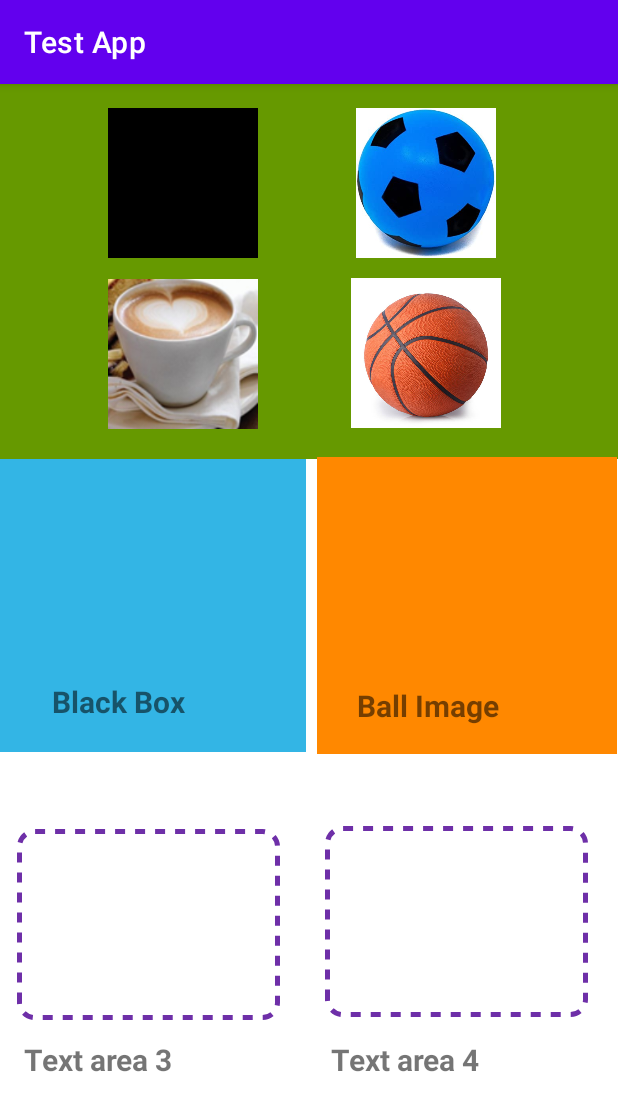
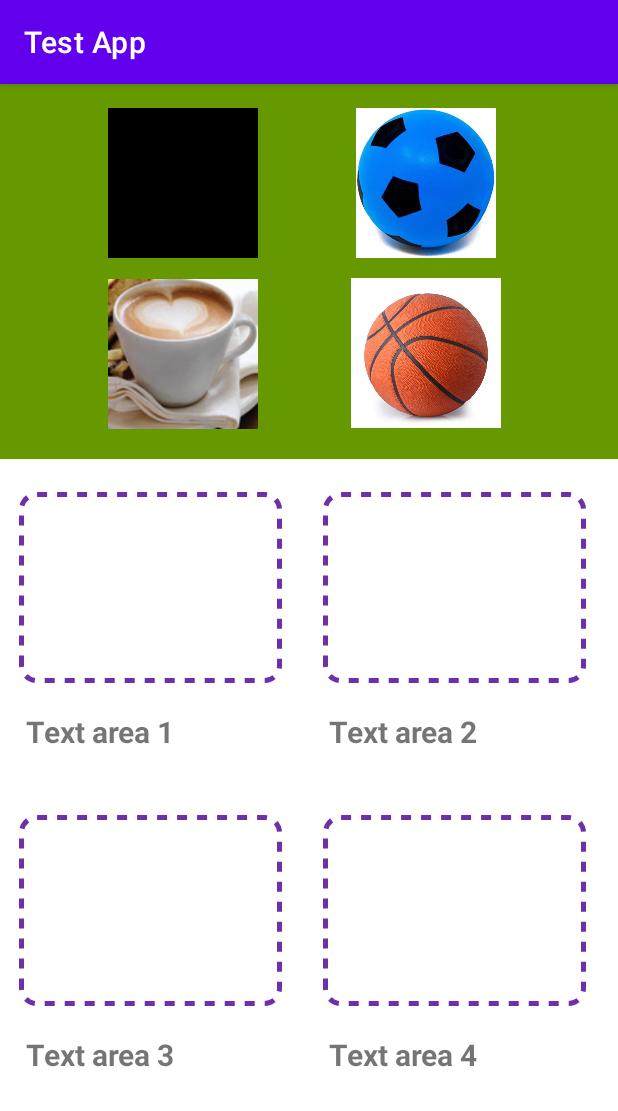
Before and after one commit to fabioqueiroz/kotlin-tutorial, an Android app: the DragAndDropFragment screen opened through its navigation route, on a phone screen of 412 x 824 dp. Shown: the top 1111 px of the screen. Run offline under Robolectric (Android 15) with nearby library versions, the phone set to English and light mode, and no system bars.

Commit message:
drop areas complete

```diff
--- a/app/src/main/java/com/fq/navigationtutorial/DragAndDropFragment.kt
+++ b/app/src/main/java/com/fq/navigationtutorial/DragAndDropFragment.kt
@@ -74,8 +74,8 @@ class DragAndDropFragment : Fragment() {
 
     private fun attachOnDragListener() {
         setDragListenerToArea(binding.imageSourceArea)
-        setDragListenerToArea(binding.cardAreaOne)
-        setDragListenerToArea(binding.cardAreaTwo)
+        setDragListenerToArea(binding.imageDropAreaOne)
+        setDragListenerToArea(binding.imageDropAreaTwo)
         setDragListenerToArea(binding.imageDropAreaThree)
         setDragListenerToArea(binding.imageDropAreaFour)
 
@@ -124,8 +124,8 @@ class DragAndDropFragment : Fragment() {
                     else -> ""
                 }
 
-                if(destination == binding.cardAreaOne && draggedObject == "Black Box" ||
-                    destination == binding.cardAreaTwo && draggedObject == "Ball Image") {
+                if(destination == binding.imageDropAreaOne && draggedObject == "Black Box" ||
+                    destination == binding.imageDropAreaTwo && draggedObject == "Ball Image") {
                     Toast.makeText(this@DragAndDropFragment.context, "Correct: $draggedObject", Toast.LENGTH_SHORT).show()
                     //binding.dragView.setImageResource(R.drawable.bar)
                 }
--- a/app/src/main/res/layout/fragment_drag_and_drop.xml
+++ b/app/src/main/res/layout/fragment_drag_and_drop.xml
@@ -82,19 +82,33 @@
         android:layout_width="204dp"
         android:layout_height="195dp"
         android:layout_below="@id/imageSourceArea"
-        android:layout_marginTop="0dp"
+        android:layout_marginTop="6dp"
         android:layout_weight="1"
-        android:background="@android:color/holo_blue_light"
+        android:background="@android:color/white"
         android:gravity="center"
         android:orientation="horizontal">
 
+        <androidx.constraintlayout.widget.ConstraintLayout
+            android:id="@+id/imageDropAreaOne"
+            android:layout_width="175dp"
+            android:layout_height="127dp"
+            android:layout_marginTop="16dp"
+            android:layout_weight="1"
+            android:background="@drawable/custom_border"
+            android:gravity="center"
+            android:orientation="horizontal"
+            app:layout_constraintEnd_toEndOf="parent"
+            app:layout_constraintHorizontal_bias="0.444"
+            app:layout_constraintStart_toStartOf="parent"
+            app:layout_constraintTop_toTopOf="parent" />
+
         <TextView
             android:id="@+id/cardAreaOneTextView"
-            android:layout_width="135dp"
-            android:layout_height="31dp"
-            android:layout_marginBottom="16dp"
+            android:layout_width="169dp"
+            android:layout_height="29dp"
+            android:layout_marginBottom="4dp"
             android:layout_weight="1"
-            android:text="Black Box"
+            android:text="Text area 1"
             android:textSize="20sp"
             android:textStyle="bold"
             app:layout_constraintBottom_toBottomOf="parent"
@@ -106,24 +120,39 @@
 
     <androidx.constraintlayout.widget.ConstraintLayout
         android:id="@+id/cardAreaTwo"
-        android:layout_width="200dp"
-        android:layout_height="198dp"
+        android:layout_width="204dp"
+        android:layout_height="195dp"
         android:layout_below="@id/imageSourceArea"
-        android:layout_marginLeft="7dp"
-        android:layout_marginTop="-1dp"
+        android:layout_marginStart="3dp"
+        android:layout_marginTop="6dp"
+        android:layout_marginEnd="11dp"
         android:layout_toRightOf="@id/cardAreaOne"
         android:layout_weight="1"
-        android:background="@android:color/holo_orange_dark"
+        android:background="@android:color/white"
         android:gravity="center"
         android:orientation="horizontal">
 
+        <androidx.constraintlayout.widget.ConstraintLayout
+            android:id="@+id/imageDropAreaTwo"
+            android:layout_width="175dp"
+            android:layout_height="127dp"
+            android:layout_marginTop="16dp"
+            android:layout_weight="1"
+            android:background="@drawable/custom_border"
+            android:gravity="center"
+            android:orientation="horizontal"
+            app:layout_constraintEnd_toEndOf="parent"
+            app:layout_constraintHorizontal_bias="0.444"
+            app:layout_constraintStart_toStartOf="parent"
+            app:layout_constraintTop_toTopOf="parent" />
+
         <TextView
             android:id="@+id/cardAreaTwoTextView"
-            android:layout_width="147dp"
-            android:layout_height="30dp"
-            android:layout_marginBottom="16dp"
+            android:layout_width="169dp"
+            android:layout_height="29dp"
+            android:layout_marginBottom="4dp"
             android:layout_weight="1"
-            android:text="Ball Image"
+            android:text="Text area 2"
             android:textSize="20sp"
             android:textStyle="bold"
             app:layout_constraintBottom_toBottomOf="parent"
@@ -135,10 +164,10 @@
 
     <androidx.constraintlayout.widget.ConstraintLayout
         android:id="@+id/cardAreaThree"
-        android:layout_width="201dp"
-        android:layout_height="189dp"
+        android:layout_width="204dp"
+        android:layout_height="195dp"
         android:layout_below="@id/cardAreaOne"
-        android:layout_marginTop="35dp"
+        android:layout_marginTop="20dp"
         android:layout_weight="1"
         android:background="@android:color/white"
         android:gravity="center"
@@ -176,12 +205,12 @@
 
     <androidx.constraintlayout.widget.ConstraintLayout
         android:id="@+id/cardAreaFour"
-        android:layout_width="188dp"
-        android:layout_height="191dp"
+        android:layout_width="204dp"
+        android:layout_height="195dp"
         android:layout_below="@id/cardAreaTwo"
         android:layout_alignParentEnd="true"
-        android:layout_marginStart="8dp"
-        android:layout_marginTop="32dp"
+        android:layout_marginStart="3dp"
+        android:layout_marginTop="20dp"
         android:layout_marginEnd="11dp"
         android:layout_toEndOf="@+id/cardAreaThree"
         android:layout_weight="1"
```
